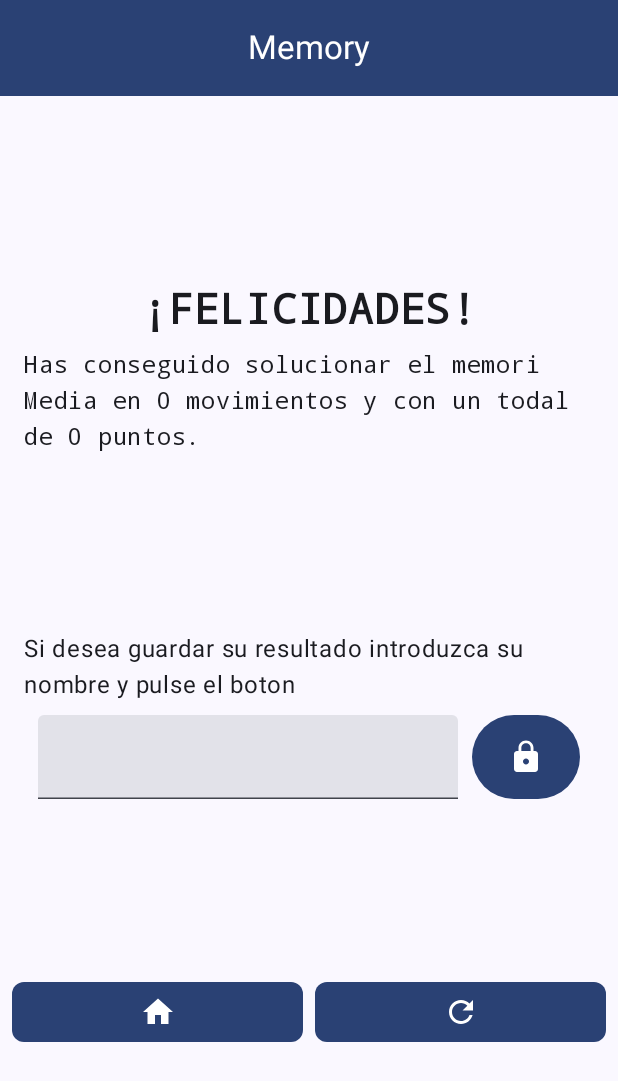
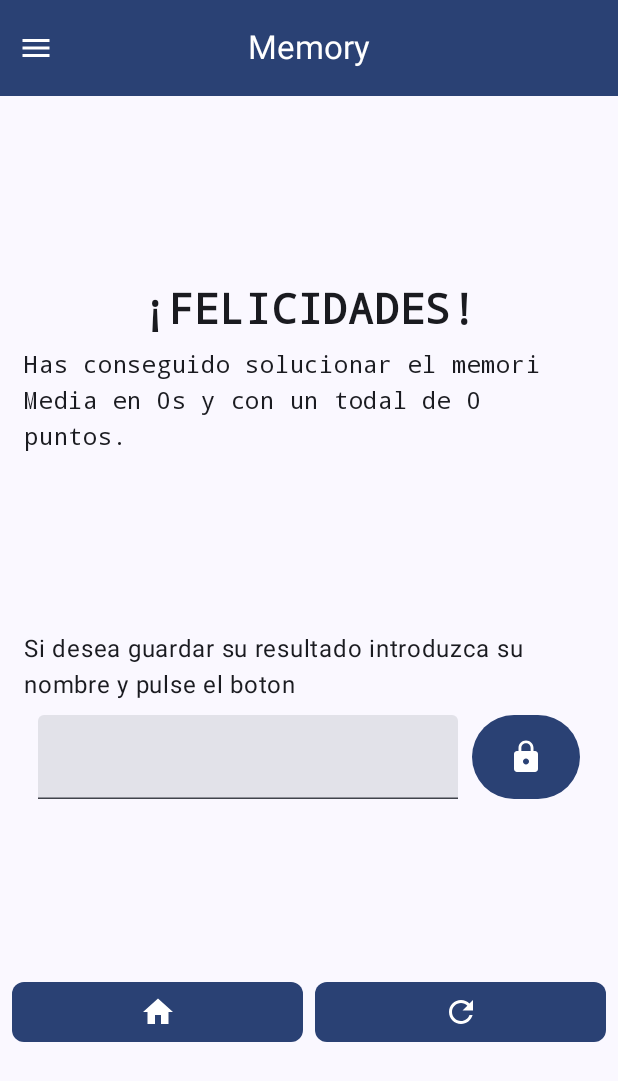
Before and after one commit to Marea99/MemoryAppGame, an Android app built with Jetpack Compose: the ResultView screen opened through its navigation route, on a phone screen of 412 x 824 dp. Shown: the top 1081 px of the screen. Run offline under Robolectric (Android 15) with nearby library versions, the phone set to English and light mode, and no system bars; our stand-ins replace Room's generated code, livedata-compose.

Commit message:
Tiene drawe
Tiene menu lateral en inicio y resultados

```diff
--- a/Memory/app/src/main/java/com/example/memory/components/MenuBodyComponents.kt
+++ b/Memory/app/src/main/java/com/example/memory/components/MenuBodyComponents.kt
@@ -13,10 +13,20 @@ import androidx.compose.foundation.layout.padding
 import androidx.compose.foundation.verticalScroll
 import androidx.compose.material3.Card
 import androidx.compose.material3.CardDefaults
+import androidx.compose.material3.DrawerState
+import androidx.compose.material3.DrawerValue
+import androidx.compose.material3.Icon
 import androidx.compose.material3.MaterialTheme
+import androidx.compose.material3.ModalDrawerSheet
+import androidx.compose.material3.ModalNavigationDrawer
+import androidx.compose.material3.NavigationDrawerItem
 import androidx.compose.material3.RadioButton
 import androidx.compose.material3.Text
+import androidx.compose.material3.rememberDrawerState
 import androidx.compose.runtime.Composable
+import androidx.compose.runtime.getValue
+import androidx.compose.runtime.livedata.observeAsState
+import androidx.compose.runtime.rememberCoroutineScope
 import androidx.compose.ui.AbsoluteAlignment
 import androidx.compose.ui.Alignment
 import androidx.compose.ui.Modifier
@@ -24,7 +34,13 @@ import androidx.compose.ui.text.font.FontWeight
 import androidx.compose.ui.unit.dp
 import androidx.compose.ui.unit.sp
 import androidx.compose.ui.window.Dialog
+import androidx.navigation.NavController
+import com.example.memory.models.DrawerItems
+import com.example.memory.navigation.Routes
+import com.example.memory.viewModels.ClassificationViewModel
 import com.example.memory.viewModels.MemoryViewModel
+import kotlinx.coroutines.CoroutineScope
+import kotlinx.coroutines.launch
 
 @OptIn(ExperimentalLayoutApi::class)
 @Composable
@@ -63,8 +79,8 @@ fun HelpDialog(viewModel: MemoryViewModel) {
         Card(
             //modifier = Modifier.padding(8.dp),
             colors = CardDefaults.cardColors(
-                containerColor = MaterialTheme.colorScheme.primaryContainer,
-                contentColor = MaterialTheme.colorScheme.onPrimaryContainer
+                containerColor = MaterialTheme.colorScheme.secondaryContainer,
+                contentColor = MaterialTheme.colorScheme.onSecondaryContainer
             )
         ) {
             Column(
@@ -90,6 +106,5 @@ fun HelpDialog(viewModel: MemoryViewModel) {
                 )
             }
         }
-
     }
 }
--- /dev/null
+++ b/Memory/app/src/main/java/com/example/memory/models/DrawerItems.kt
@@ -0,0 +1,14 @@
+package com.example.memory.models
+
+import androidx.compose.material.icons.Icons
+import androidx.compose.material.icons.rounded.List
+import androidx.compose.ui.graphics.vector.ImageVector
+import com.example.memory.navigation.Routes
+
+enum class DrawerItems(
+    val icon: ImageVector,
+    val title: String,
+    val route: String
+) {
+    CLASSIFICATION(Icons.Rounded.List, "Clasidicaciones", Routes.Classificaton.route)
+}
--- a/Memory/app/src/main/java/com/example/memory/viewModels/MemoryViewModel.kt
+++ b/Memory/app/src/main/java/com/example/memory/viewModels/MemoryViewModel.kt
@@ -22,6 +22,8 @@ class MemoryViewModel: ViewModel() {
     val dificulies = MemoryDificulty.entries.map { it.name }.toList()
     var menuStarted = MutableLiveData(false) // Per saver si ja has estat al menu al menys 1 cop abans
     var showingHelpDialog = MutableLiveData(false)
+        private set
+
     var setings by mutableStateOf(MemoryStetings())
         private set
 
--- a/Memory/app/src/main/java/com/example/memory/views/MenuView.kt
+++ b/Memory/app/src/main/java/com/example/memory/views/MenuView.kt
@@ -19,21 +19,29 @@ import androidx.compose.material.icons.filled.Menu
 import androidx.compose.material.icons.filled.PlayArrow
 import androidx.compose.material3.Button
 import androidx.compose.material3.CenterAlignedTopAppBar
+import androidx.compose.material3.DrawerValue
 import androidx.compose.material3.ExperimentalMaterial3Api
 import androidx.compose.material3.Icon
 import androidx.compose.material3.MaterialTheme
+import androidx.compose.material3.ModalDrawerSheet
+import androidx.compose.material3.ModalNavigationDrawer
+import androidx.compose.material3.NavigationDrawerItem
+import androidx.compose.material3.NavigationDrawerItemDefaults
 import androidx.compose.material3.Scaffold
 import androidx.compose.material3.Text
 import androidx.compose.material3.TopAppBarDefaults
+import androidx.compose.material3.rememberDrawerState
 import androidx.compose.runtime.Composable
 import androidx.compose.runtime.getValue
 import androidx.compose.runtime.livedata.observeAsState
 import androidx.compose.runtime.remember
+import androidx.compose.runtime.rememberCoroutineScope
 import androidx.compose.ui.Alignment
 import androidx.compose.ui.Modifier
 import androidx.compose.ui.draw.clip
 import androidx.compose.ui.graphics.Brush
 import androidx.compose.ui.graphics.Color
+import androidx.compose.ui.graphics.RectangleShape
 import androidx.compose.ui.res.painterResource
 import androidx.compose.ui.unit.dp
 import androidx.navigation.NavController
@@ -41,11 +49,36 @@ import com.example.memory.R
 import com.example.memory.navigation.Routes
 import com.example.memory.components.HelpDialog
 import com.example.memory.components.MyOwnRadioButtons
+import com.example.memory.models.DrawerItems
 import com.example.memory.viewModels.MemoryViewModel
+import kotlinx.coroutines.launch
 
 @OptIn(ExperimentalMaterial3Api::class)
 @Composable
 fun MenuView(navController: NavController, viewModel: MemoryViewModel) {
+    val drawerState = rememberDrawerState(DrawerValue.Closed)
+    val scope = rememberCoroutineScope()
+
+    ModalNavigationDrawer(
+        drawerContent = {
+            ModalDrawerSheet {
+                DrawerItems.entries.forEach { drawerItem ->
+                    NavigationDrawerItem(
+                        label = { Text(text = drawerItem.title) },
+                        icon = { Icon(imageVector = drawerItem.icon, contentDescription = drawerItem.title) },
+                        selected = false,
+                        onClick = {
+                            scope.launch { drawerState.close() }
+                            navController.navigate(drawerItem.route)
+                        },
+                        modifier = Modifier
+                            .padding(NavigationDrawerItemDefaults.ItemPadding)
+                    )
+                }
+            }
+        },
+        drawerState = drawerState
+    ) {
         Scaffold(
             topBar = {
                 CenterAlignedTopAppBar(
@@ -61,7 +94,7 @@ fun MenuView(navController: NavController, viewModel: MemoryViewModel) {
                             modifier = Modifier
                                 .padding(start = 8.dp)
                                 .clickable {
-                                navController.navigate(Routes.Classificaton.route)
+                                    scope.launch { drawerState.open() }
                                 }
                         )
                     }
@@ -69,6 +102,7 @@ fun MenuView(navController: NavController, viewModel: MemoryViewModel) {
             }
         ) {
             MenuBodyView(it, viewModel, navController)
+        }
     }
 }
 
--- a/Memory/app/src/main/java/com/example/memory/views/ResultView.kt
+++ b/Memory/app/src/main/java/com/example/memory/views/ResultView.kt
@@ -1,5 +1,6 @@
 package com.example.memory.views
 
+import androidx.compose.foundation.clickable
 import androidx.compose.foundation.layout.Arrangement
 import androidx.compose.foundation.layout.Column
 import androidx.compose.foundation.layout.PaddingValues
@@ -12,19 +13,27 @@ import androidx.compose.foundation.shape.RoundedCornerShape
 import androidx.compose.material.icons.Icons
 import androidx.compose.material.icons.filled.Home
 import androidx.compose.material.icons.filled.Lock
+import androidx.compose.material.icons.filled.Menu
 import androidx.compose.material.icons.filled.Refresh
 import androidx.compose.material3.Button
 import androidx.compose.material3.CenterAlignedTopAppBar
+import androidx.compose.material3.DrawerValue
 import androidx.compose.material3.ExperimentalMaterial3Api
 import androidx.compose.material3.Icon
 import androidx.compose.material3.MaterialTheme
+import androidx.compose.material3.ModalDrawerSheet
+import androidx.compose.material3.ModalNavigationDrawer
+import androidx.compose.material3.NavigationDrawerItem
+import androidx.compose.material3.NavigationDrawerItemDefaults
 import androidx.compose.material3.Scaffold
 import androidx.compose.material3.Text
 import androidx.compose.material3.TextField
 import androidx.compose.material3.TopAppBarDefaults
+import androidx.compose.material3.rememberDrawerState
 import androidx.compose.runtime.Composable
 import androidx.compose.runtime.getValue
 import androidx.compose.runtime.livedata.observeAsState
+import androidx.compose.runtime.rememberCoroutineScope
 import androidx.compose.ui.Alignment
 import androidx.compose.ui.Modifier
 import androidx.compose.ui.text.font.FontFamily
@@ -32,23 +41,61 @@ import androidx.compose.ui.text.font.FontWeight
 import androidx.compose.ui.unit.dp
 import androidx.compose.ui.unit.sp
 import androidx.navigation.NavController
+import com.example.memory.models.DrawerItems
 import com.example.memory.navigation.Routes
 import com.example.memory.viewModels.MemoryViewModel
+import kotlinx.coroutines.launch
 
 @OptIn(ExperimentalMaterial3Api::class)
 @Composable
 fun ResultView(navController: NavController, viewModel: MemoryViewModel) {
+    val drawerState = rememberDrawerState(DrawerValue.Closed)
+    val scope = rememberCoroutineScope()
+
+    ModalNavigationDrawer(
+        drawerContent = {
+            ModalDrawerSheet {
+                DrawerItems.entries.forEach { drawerItem ->
+                    NavigationDrawerItem(
+                        label = { Text(text = drawerItem.title) },
+                        icon = { Icon(imageVector = drawerItem.icon, contentDescription = drawerItem.title) },
+                        selected = false,
+                        onClick = {
+                            scope.launch { drawerState.open() }
+                            navController.navigate(drawerItem.route)
+                        },
+                        modifier = Modifier
+                            .padding(NavigationDrawerItemDefaults.ItemPadding)
+                    )
+                }
+            }
+        },
+        drawerState = drawerState
+    ) {
         Scaffold(
             topBar = {
                 CenterAlignedTopAppBar(
                     title = { Text(text = "Memory", color = MaterialTheme.colorScheme.onPrimary) },
                     colors = TopAppBarDefaults.centerAlignedTopAppBarColors(
                         containerColor = MaterialTheme.colorScheme.primary
+                    ),
+                    navigationIcon = {
+                        Icon(
+                            imageVector = Icons.Default.Menu,
+                            contentDescription = Icons.Default.Menu.name,
+                            tint = MaterialTheme.colorScheme.onPrimary,
+                            modifier = Modifier
+                                .padding(start = 8.dp)
+                                .clickable {
+                                    scope.launch { drawerState.open() }
+                                }
                         )
+                    }
                 )
             }
         ) {
             ResultBodyView(paddingValues = it, viewModel, navController)
+        }
     }
 }
 
@@ -83,8 +130,8 @@ fun ResultBodyView(paddingValues: PaddingValues, viewModel: MemoryViewModel, nav
 
             Text(
                 text = "Has conseguido solucionar el memori ${viewModel.setings.dificulty} " +
-                    "en ${viewModel.setings.movimientos} movimientos y con un todal de " +
-                    "${viewModel.setings.points} puntos.",
+                    "en ${(viewModel.setings.timeEnd-viewModel.setings.timeStart)/1000}s y " +
+                    "con un todal de ${viewModel.setings.points} puntos.",
                 fontFamily = FontFamily.Monospace
             )
         }
```
Also changed, not shown: Memory/app/src/main/java/com/example/memory/views/ClassificationView.kt (line endings or trailing spaces). Lines whose indentation alone changed are shown as unchanged.
